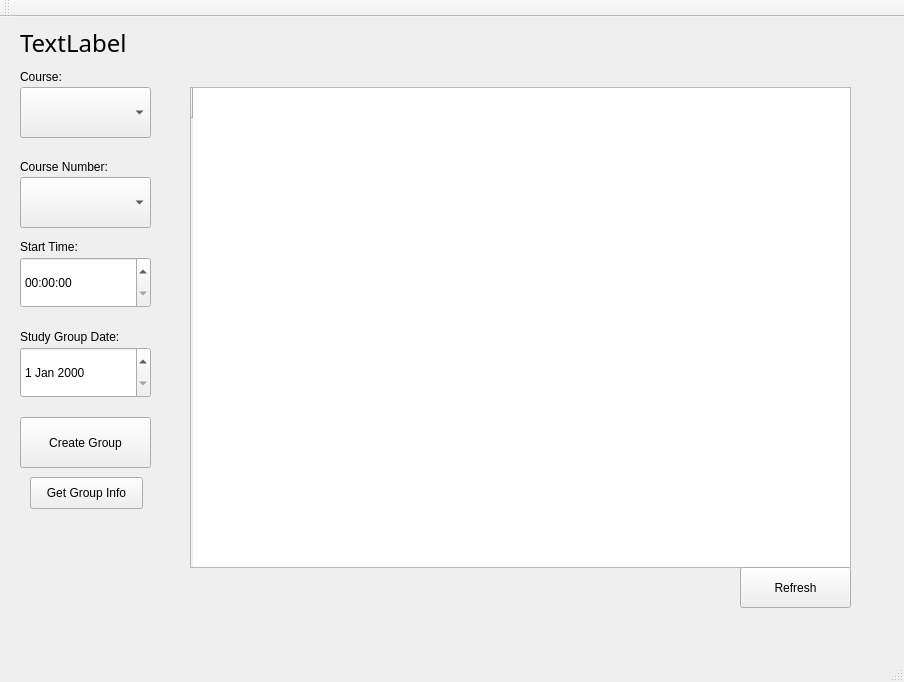
This is StudyGroupFormer/AppWindow.ui in vu035/StudyGroupApp as Qt 5 draws it before an edit. The edited form follows.
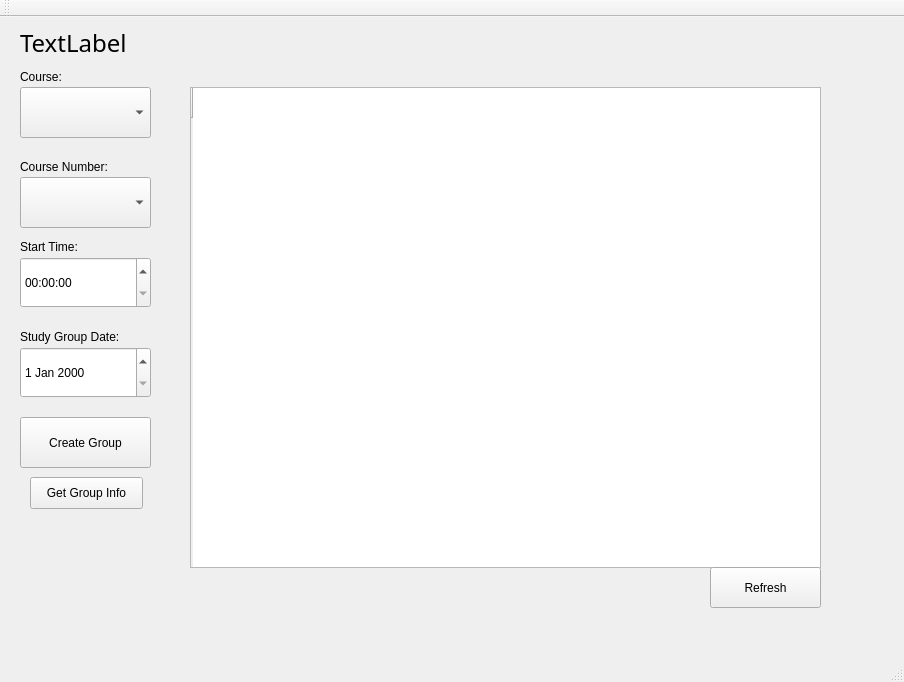
This is the edited form.

Commit message: adding in function that gets selected row

The edit to the form file:
```diff
--- a/StudyGroupFormer/AppWindow.ui
+++ b/StudyGroupFormer/AppWindow.ui
@@ -146,7 +146,7 @@
      <rect>
       <x>190</x>
       <y>70</y>
-      <width>661</width>
+      <width>631</width>
       <height>481</height>
      </rect>
     </property>
@@ -172,7 +172,7 @@
    <widget class="QPushButton" name="refreshButton">
     <property name="geometry">
      <rect>
-      <x>740</x>
+      <x>710</x>
       <y>550</y>
       <width>111</width>
       <height>41</height>
```
The commit also changes 1 other file.
